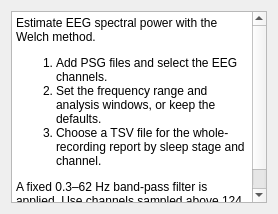
First picture: the form in tools/CEAMSTools/EEGSpectralAnalysis/IntroStep/Ui_IntroStep.ui, repository SnoozToolbox/snooz-package-ceams, before the edit.
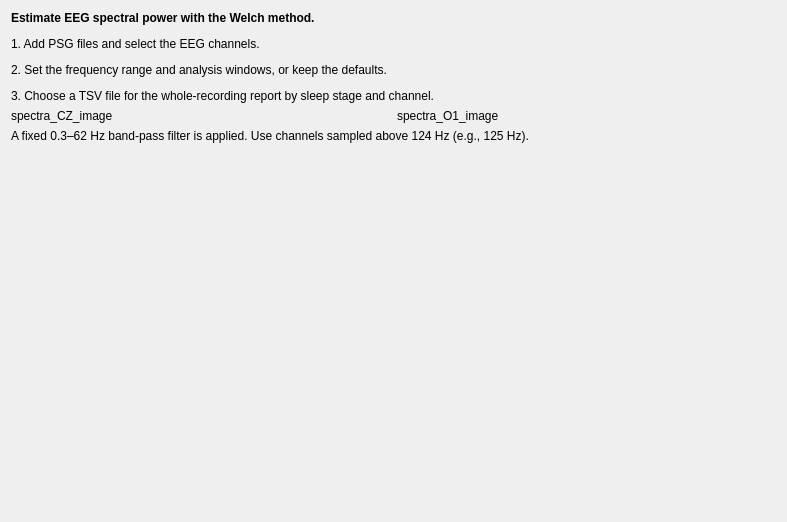
Second picture: the form after the edit.

What changed in the file:
```diff
--- a/tools/CEAMSTools/EEGSpectralAnalysis/IntroStep/Ui_IntroStep.ui
+++ b/tools/CEAMSTools/EEGSpectralAnalysis/IntroStep/Ui_IntroStep.ui
@@ -2,14 +2,60 @@
 <ui version="4.0">
  <class>IntroStep</class>
  <widget class="QWidget" name="IntroStep">
+  <property name="geometry">
+   <rect>
+    <x>0</x>
+    <y>0</y>
+    <width>787</width>
+    <height>522</height>
+   </rect>
+  </property>
   <layout class="QVBoxLayout" name="verticalLayout">
    <item>
-    <widget class="QTextBrowser" name="textBrowser">
-     <property name="html">
-      <string>&lt;p&gt;Estimate EEG spectral power with the Welch method.&lt;/p&gt;&lt;ol&gt;&lt;li&gt;Add PSG files and select the EEG channels.&lt;/li&gt;&lt;li&gt;Set the frequency range and analysis windows, or keep the defaults.&lt;/li&gt;&lt;li&gt;Choose a TSV file for the whole-recording report by sleep stage and channel.&lt;/li&gt;&lt;/ol&gt;&lt;p&gt;A fixed 0.3–62 Hz band-pass filter is applied. Use channels sampled above 124 Hz (e.g., 125 Hz).&lt;/p&gt;</string>
+    <widget class="QLabel" name="label_2">
+     <property name="text">
+      <string>&lt;html&gt;&lt;head/&gt;&lt;body&gt;&lt;p&gt;&lt;span style=&quot; font-weight:700;&quot;&gt;Estimate EEG spectral power with the Welch method.&lt;/span&gt;&lt;/p&gt;&lt;p&gt;1. Add PSG files and select the EEG channels.&lt;/p&gt;&lt;p&gt;2. Set the frequency range and analysis windows, or keep the defaults.&lt;/p&gt;&lt;p&gt;3. Choose a TSV file for the whole-recording report by sleep stage and channel.&lt;/p&gt;&lt;/body&gt;&lt;/html&gt;</string>
      </property>
     </widget>
    </item>
+   <item>
+    <layout class="QHBoxLayout" name="horizontalLayout">
+     <item>
+      <widget class="QLabel" name="spectra_CZ_image">
+       <property name="text">
+        <string>spectra_CZ_image</string>
+       </property>
+      </widget>
+     </item>
+     <item>
+      <widget class="QLabel" name="spectra_O1_image">
+       <property name="text">
+        <string>spectra_O1_image</string>
+       </property>
+      </widget>
+     </item>
+    </layout>
+   </item>
+   <item>
+    <widget class="QLabel" name="label">
+     <property name="text">
+      <string>A fixed 0.3–62 Hz band-pass filter is applied. Use channels sampled above 124 Hz (e.g., 125 Hz).</string>
+     </property>
+    </widget>
+   </item>
+   <item>
+    <spacer name="verticalSpacer">
+     <property name="orientation">
+      <enum>Qt::Orientation::Vertical</enum>
+     </property>
+     <property name="sizeHint" stdset="0">
+      <size>
+       <width>20</width>
+       <height>40</height>
+      </size>
+     </property>
+    </spacer>
+   </item>
   </layout>
  </widget>
  <resources/>
```
Left out of the diff: 4 changed lines with no effect on the pictures.
